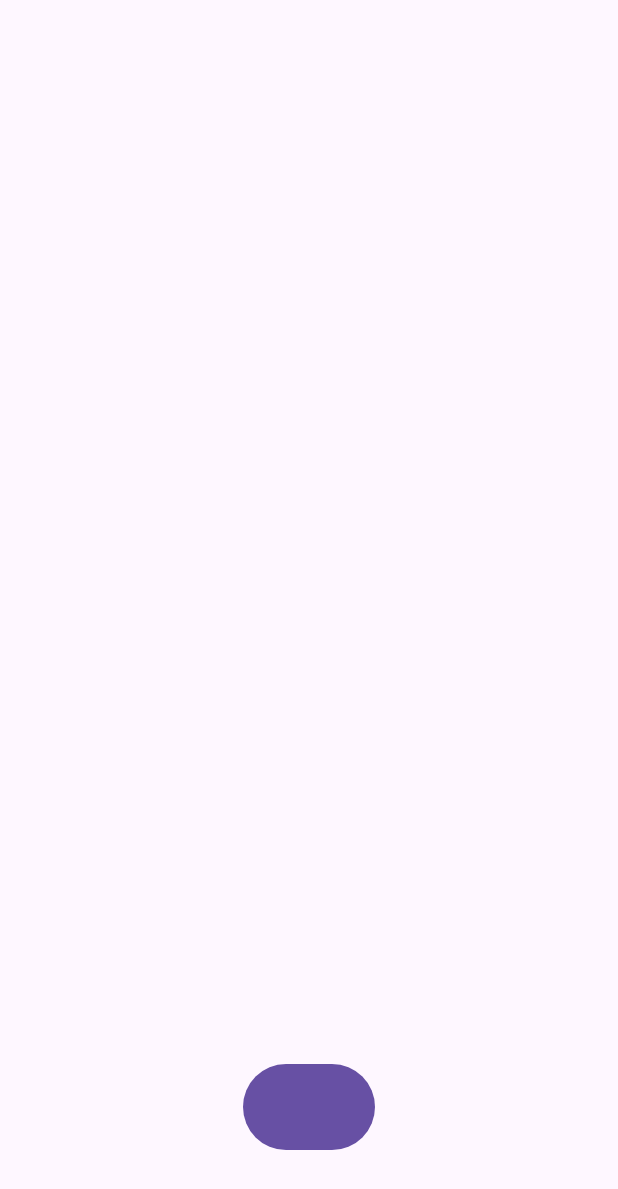
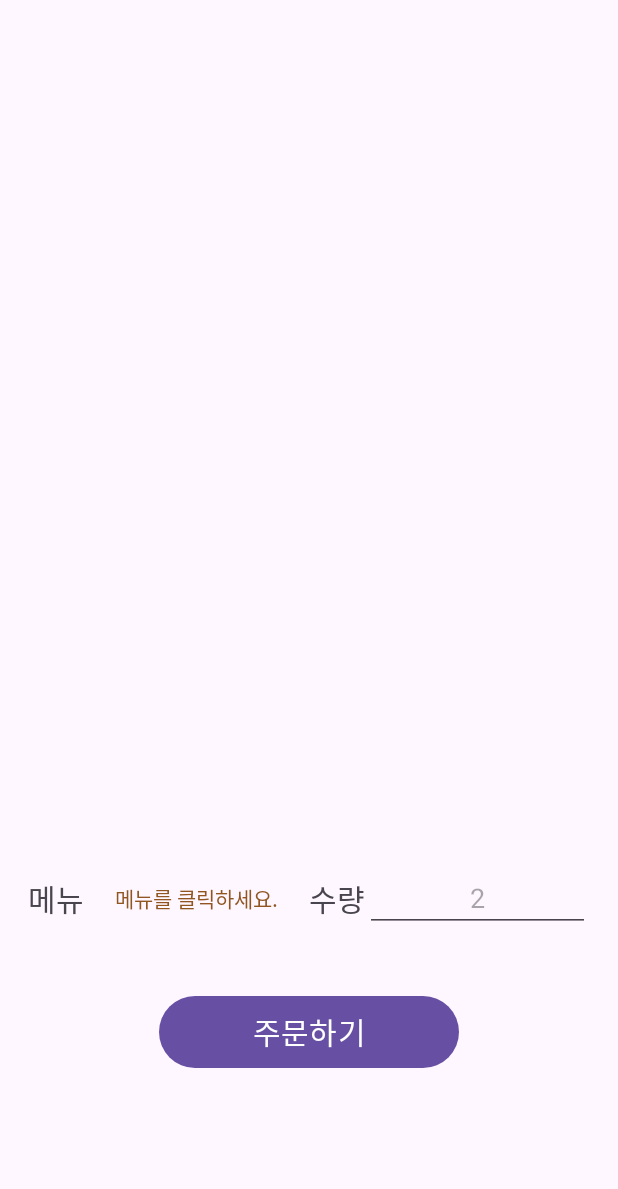
Before and after one commit to DGSWBigBang/bucktime-android, an Android app: the OrderCafeActivity screen opened directly, with no data from a screen before it, on a phone screen of 412 x 824 dp. Shown: the top 1189 px of the screen. Run offline under Robolectric (Android 15) with nearby library versions, the phone set to English and light mode, and no system bars.

Commit message:
orderRequest 미완 서버POST ver_1

```diff
--- /dev/null
+++ b/app/src/main/java/org/qpeterp/timebucks/cafeInfoViewer/ClickCallbackListener.kt
@@ -0,0 +1,5 @@
+package org.qpeterp.timebucks.cafeInfoViewer
+
+interface ClickCallbackListener {
+    fun callBack(pos: Int)
+}
--- a/app/src/main/java/org/qpeterp/timebucks/retrofit/ApiService.kt
+++ b/app/src/main/java/org/qpeterp/timebucks/retrofit/ApiService.kt
@@ -23,7 +23,7 @@ interface ApiService {
 
     @GET("/rez/show")
     fun getReservation(
-    ): Call<ArrayList<CafeReservation>>
+    ): Call<CafeReservation>
 
     @POST("/user/login")
     fun login(
@@ -48,4 +48,9 @@ interface ApiService {
     fun getMenuData(
         @Query("menu-idx") menuIdx: Int
     ): Call<MenuData>
+
+    @POST("/order/create")
+    fun postOrder(
+        @Query("menu-idx") menuIdx: Int
+    ): Call<String>
 }
--- a/app/src/main/res/layout/activity_order_cafe.xml
+++ b/app/src/main/res/layout/activity_order_cafe.xml
@@ -8,13 +8,52 @@
     <androidx.recyclerview.widget.RecyclerView
         android:id="@+id/recyclerViewTime"
         android:layout_width="match_parent"
-        android:layout_height="600dp"
-        android:layout_weight="6"/>
+        android:layout_height="0dp"
+        android:layout_weight="7"/>
+
+    <LinearLayout
+        android:layout_width="match_parent"
+        android:layout_height="wrap_content"
+        android:layout_weight="1"
+        android:orientation="horizontal"
+        android:weightSum="3"
+        android:gravity="center">
+        <TextView
+            android:layout_width="wrap_content"
+            android:layout_height="wrap_content"
+            android:text="메뉴"
+            android:textSize="20sp"/>
+        <TextView
+            android:id="@+id/idOrderMenu"
+            android:layout_width="150dp"
+            android:layout_height="wrap_content"
+            android:hint="@string/selectMenu"
+            android:textColorHint="#905521"
+            android:gravity="center" />
+
+        <TextView
+            android:layout_width="wrap_content"
+            android:layout_height="wrap_content"
+            android:text="수량"
+            android:textSize="20sp"/>
+
+        <com.google.android.material.textfield.TextInputEditText
+            android:id="@+id/idOrderSum"
+            android:layout_width="150dp"
+            android:layout_height="wrap_content"
+            android:hint="2"
+            android:gravity="center"
+            android:inputType="number"/>
+
+    </LinearLayout>
 
     <Button
-        android:layout_width="wrap_content"
-        android:layout_height="wrap_content"
+        android:id="@+id/idOrderButton"
+        android:layout_width="200dp"
+        android:layout_height="10dp"
         android:layout_gravity="center"
-        android:layout_weight="1"/>
+        android:layout_weight="0.6"
+        android:text="주문하기"
+        android:textSize="20sp"/>
 
 </LinearLayout>
--- a/app/src/main/res/layout/activity_signup.xml
+++ b/app/src/main/res/layout/activity_signup.xml
@@ -25,6 +25,7 @@
         android:layout_marginBottom="420dp"
         android:fontFamily="@font/pretendard_medium"
         android:hint="example@timebucks.com"
+        android:text="seoseunghun3@gmail.com"
         android:textSize="15dp"
         app:layout_constraintBottom_toTopOf="@id/textInputEditText6"
         app:layout_constraintEnd_toEndOf="parent"
@@ -66,6 +67,7 @@
         android:layout_height="wrap_content"
         android:layout_marginTop="40dp"
         android:fontFamily="@font/pretendard_medium"
+        android:text="suk12250403!"
         android:hint="• • • • • • • •"
         android:textSize="15dp"
         android:inputType="textPassword"
--- a/app/src/main/res/values/strings.xml
+++ b/app/src/main/res/values/strings.xml
@@ -9,5 +9,6 @@
     <string name="timebucks">timebucks</string>
     <string name="some_id">some_id</string>
     <string name="title_activity_maps">MapsActivity</string>
+    <string name="selectMenu">메뉴를 클릭하세요.</string>
 
 </resources>
```
Also changed, not shown: app/src/main/java/org/qpeterp/timebucks/CustomAdapter.kt (+25 -10 lines), app/src/main/java/org/qpeterp/timebucks/cafeInfoViewer/OrderCafeActivity.kt (+84 -13 lines), app/src/main/java/org/qpeterp/timebucks/mainFragments/FragmentCafe.kt (+6 -5 lines), app/src/main/java/org/qpeterp/timebucks/retrofit/RequestManager.kt (+25 -6 lines).
